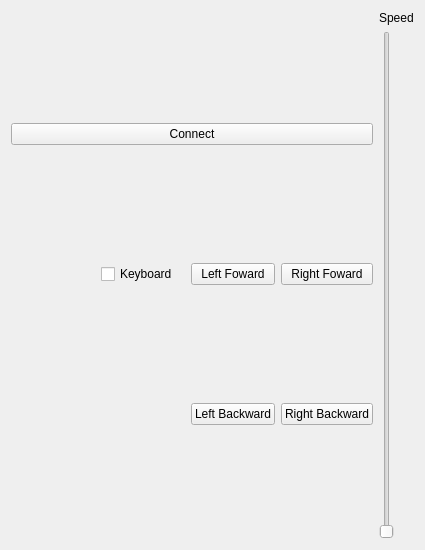
Qt form rover_gui/resource/rover.ui (robotique-udes/rover) before a commit.
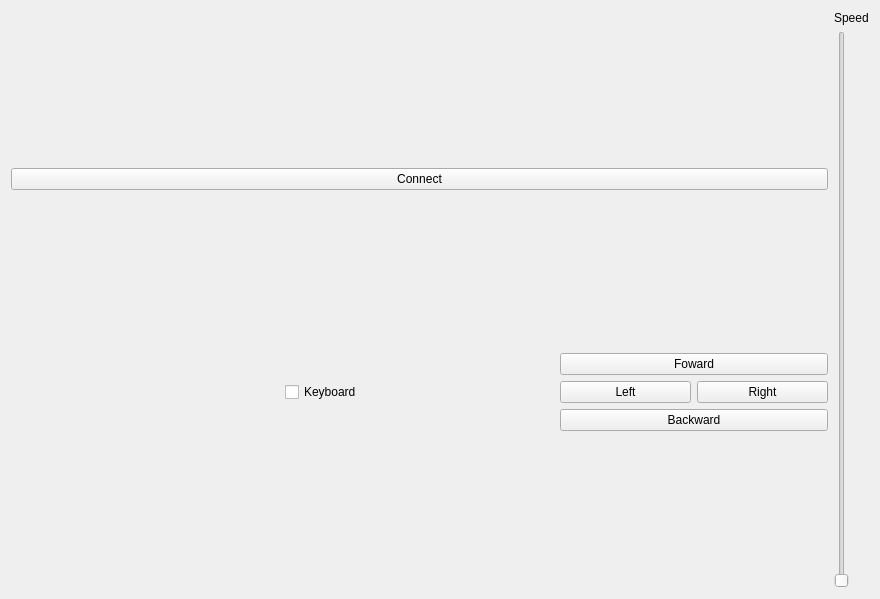
The same form after that commit.

Commit message: Change control buttons

Patch:
```diff
--- a/rover_gui/resource/rover.ui
+++ b/rover_gui/resource/rover.ui
@@ -6,8 +6,8 @@
    <rect>
     <x>0</x>
     <y>0</y>
-    <width>425</width>
-    <height>550</height>
+    <width>880</width>
+    <height>599</height>
    </rect>
   </property>
   <property name="windowTitle">
@@ -16,34 +16,6 @@
   <layout class="QHBoxLayout" name="horizontalLayout">
    <item>
     <layout class="QGridLayout" name="gridLayout">
-     <item row="2" column="3">
-      <widget class="QPushButton" name="right_backward_btn">
-       <property name="text">
-        <string>Right Backward</string>
-       </property>
-      </widget>
-     </item>
-     <item row="2" column="2">
-      <widget class="QPushButton" name="left_backward_btn">
-       <property name="text">
-        <string>Left Backward</string>
-       </property>
-      </widget>
-     </item>
-     <item row="1" column="2">
-      <widget class="QPushButton" name="left_foward_btn">
-       <property name="text">
-        <string>Left Foward</string>
-       </property>
-      </widget>
-     </item>
-     <item row="1" column="3">
-      <widget class="QPushButton" name="right_foward_btn">
-       <property name="text">
-        <string>Right Foward</string>
-       </property>
-      </widget>
-     </item>
      <item row="1" column="1">
       <widget class="QCheckBox" name="keyboard_check_box">
        <property name="text">
@@ -51,13 +23,49 @@
        </property>
       </widget>
      </item>
-     <item row="0" column="0" colspan="4">
+     <item row="0" column="0" colspan="3">
       <widget class="QPushButton" name="connect_btn">
        <property name="text">
         <string>Connect</string>
        </property>
       </widget>
      </item>
+     <item row="1" column="2">
+      <layout class="QVBoxLayout" name="verticalLayout_2">
+       <item>
+        <widget class="QPushButton" name="foward_btn">
+         <property name="text">
+          <string>Foward</string>
+         </property>
+        </widget>
+       </item>
+       <item>
+        <layout class="QHBoxLayout" name="horizontalLayout_2">
+         <item>
+          <widget class="QPushButton" name="left_btn">
+           <property name="text">
+            <string>Left</string>
+           </property>
+          </widget>
+         </item>
+         <item>
+          <widget class="QPushButton" name="right_btn">
+           <property name="text">
+            <string>Right</string>
+           </property>
+          </widget>
+         </item>
+        </layout>
+       </item>
+       <item>
+        <widget class="QPushButton" name="backward_btn">
+         <property name="text">
+          <string>Backward</string>
+         </property>
+        </widget>
+       </item>
+      </layout>
+     </item>
     </layout>
    </item>
    <item>
```
The commit also changes 2 other files.
